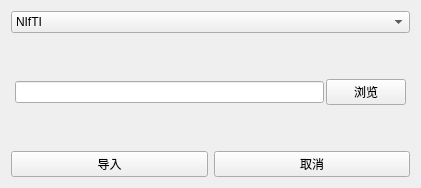
cjf128/PCViewer, file ui/LoadDialog.ui: the form before one commit.
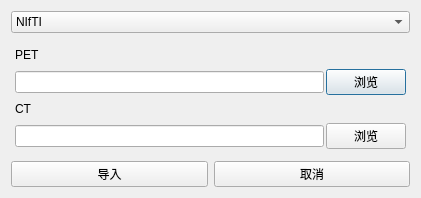
The form after the commit. The open tabs and pages were chosen to show the change.

What changed in the file:
```diff
--- a/ui/LoadDialog.ui
+++ b/ui/LoadDialog.ui
@@ -7,7 +7,7 @@
     <x>0</x>
     <y>0</y>
     <width>421</width>
-    <height>183</height>
+    <height>198</height>
    </rect>
   </property>
   <property name="windowTitle">
@@ -151,64 +151,6 @@
        </item>
       </layout>
      </widget>
-     <widget class="QWidget" name="page_2">
-      <layout class="QHBoxLayout" name="horizontalLayout_3">
-       <property name="spacing">
-        <number>2</number>
-       </property>
-       <property name="leftMargin">
-        <number>4</number>
-       </property>
-       <property name="topMargin">
-        <number>4</number>
-       </property>
-       <property name="rightMargin">
-        <number>4</number>
-       </property>
-       <property name="bottomMargin">
-        <number>4</number>
-       </property>
-       <item>
-        <widget class="QLineEdit" name="lineEdit_3"/>
-       </item>
-       <item>
-        <widget class="QPushButton" name="btnSearch_3">
-         <property name="text">
-          <string>浏览</string>
-         </property>
-        </widget>
-       </item>
-      </layout>
-     </widget>
-     <widget class="QWidget" name="page_3">
-      <layout class="QHBoxLayout" name="horizontalLayout_7">
-       <property name="spacing">
-        <number>2</number>
-       </property>
-       <property name="leftMargin">
-        <number>4</number>
-       </property>
-       <property name="topMargin">
-        <number>4</number>
-       </property>
-       <property name="rightMargin">
-        <number>4</number>
-       </property>
-       <property name="bottomMargin">
-        <number>4</number>
-       </property>
-       <item>
-        <widget class="QLineEdit" name="lineEdit_4"/>
-       </item>
-       <item>
-        <widget class="QPushButton" name="btnSearch_4">
-         <property name="text">
-          <string>浏览</string>
-         </property>
-        </widget>
-       </item>
-      </layout>
-     </widget>
     </widget>
    </item>
    <item>
```
Left out of the diff: 15 changed lines with no effect on the pictures.
